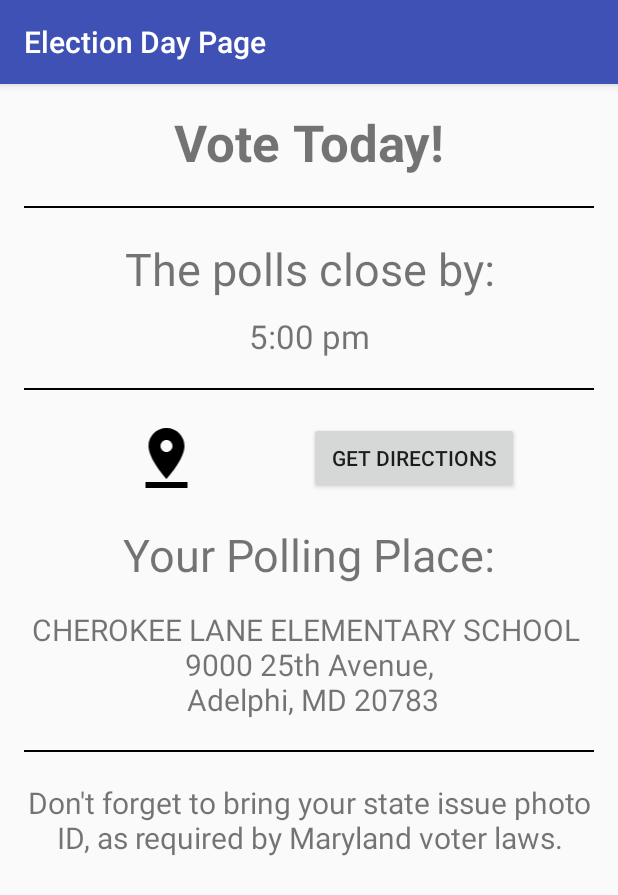
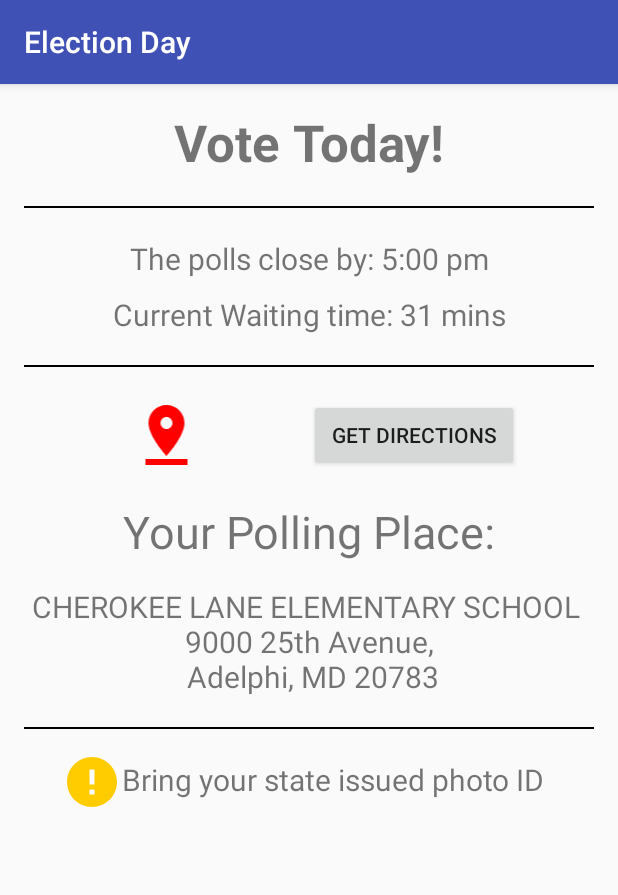
Before and after one commit to jayzhang929/CMSC434-mobileapp, an Android app: the ElectionDayPage screen opened directly, with no data from a screen before it, on a phone screen of 412 x 824 dp. Shown: the top 895 px of the screen. Run offline under Robolectric (Android 15) with nearby library versions, the phone set to English and light mode, and no system bars.

Commit message:
style: comments and clean up

```diff
--- a/app/src/main/AndroidManifest.xml
+++ b/app/src/main/AndroidManifest.xml
@@ -43,7 +43,7 @@
         </activity>
         <activity
             android:name=".ElectionDayPage"
-            android:label="@string/title_activity_election_day"
+            android:label="ElectionDay"
             android:parentActivityName=".MainActivity"
             android:theme="@style/AppTheme.NoActionBar">
             <meta-data
--- a/app/src/main/java/edu/umd/cs/tabby/ElectionDayPage.java
+++ b/app/src/main/java/edu/umd/cs/tabby/ElectionDayPage.java
@@ -17,6 +17,8 @@ public class ElectionDayPage extends AppCompatActivity {
 
         Toolbar toolbar = (Toolbar) findViewById(R.id.toolbar);
         setSupportActionBar(toolbar);
-        getSupportActionBar().setTitle("Election Day Page");
+
+        // set the action bar title
+        getSupportActionBar().setTitle("Election Day");
     }
 }
--- a/app/src/main/java/edu/umd/cs/tabby/MainActivity.java
+++ b/app/src/main/java/edu/umd/cs/tabby/MainActivity.java
@@ -48,14 +48,12 @@ public class MainActivity extends AppCompatActivity {
         TabLayout tabLayout = (TabLayout) findViewById(R.id.sliding_tabs);
         tabLayout.setupWithViewPager(mViewPager);
 
+        // Setting icons for each of the tab on the bottom
         tabLayout.getTabAt(0).setIcon(R.drawable.ic_account_box_24dp);
         tabLayout.getTabAt(1).setIcon(R.drawable.ic_bookmark_outline_24dp);
         tabLayout.getTabAt(2).setIcon(R.drawable.ic_map_24dp);
         tabLayout.getTabAt(3).setIcon(R.drawable.ic_schedule_24dp);
         tabLayout.getTabAt(4).setIcon(R.drawable.ic_border_color_24dp);
-        //Setting tabs from adapter
-        //tabLayout.setTabsFromPagerAdapter(mTabsPagerAdapter);
-
 
     }
 
@@ -75,7 +73,6 @@ public class MainActivity extends AppCompatActivity {
         int id = item.getItemId();
 
         if (id == R.id.action_notifications) {
-            // Intent notification = new Intent(getApplicationContext(), ToDoManagerActivity.class);
             Intent notification = new Intent(this, NotificationSetting.class);
             startActivity(notification);
             return true;
--- a/app/src/main/java/edu/umd/cs/tabby/NotificationHistoryArrayAdapter.java
+++ b/app/src/main/java/edu/umd/cs/tabby/NotificationHistoryArrayAdapter.java
@@ -37,6 +37,7 @@ public class NotificationHistoryArrayAdapter extends ArrayAdapter<String> {
         TextView date = (TextView) rootView.findViewById(R.id.notificationHistoryDate);
         TextView category = (TextView) rootView.findViewById(R.id.category);
 
+        // set text and color
         title.setText(mValues.get(position));
         date.setText(mDates.get(position));
         category.setText(mCategories.get(position));
@@ -45,6 +46,7 @@ public class NotificationHistoryArrayAdapter extends ArrayAdapter<String> {
         return rootView;
     }
 
+    // this method set the color of category text
     private void setCategoryColor(TextView category) {
         int color;
         switch ((String) category.getText()) {
--- a/app/src/main/java/edu/umd/cs/tabby/SimpleTabPagerAdapter.java
+++ b/app/src/main/java/edu/umd/cs/tabby/SimpleTabPagerAdapter.java
@@ -1,11 +1,10 @@
 package edu.umd.cs.tabby;
 
-import android.graphics.drawable.Drawable;
 import android.support.v4.app.Fragment;
 import android.support.v4.app.FragmentManager;
 import android.support.v4.app.FragmentPagerAdapter;
 
-
+// FragmentPagerAdapter for ViewPager
 public class SimpleTabPagerAdapter extends FragmentPagerAdapter {
 
     final int PAGE_COUNT = 5;
@@ -19,7 +18,7 @@ public class SimpleTabPagerAdapter extends FragmentPagerAdapter {
 
     @Override
     public Fragment getItem(int position) {
-
+        // get a new instance for each view of the fragment
         return SimpleTabFragment.newInstance(position + 1);
     }
 
--- /dev/null
+++ b/app/src/main/res/drawable/ic_error_24dp.xml
@@ -0,0 +1,9 @@
+<vector xmlns:android="http://schemas.android.com/apk/res/android"
+        android:width="24dp"
+        android:height="24dp"
+        android:viewportWidth="24.0"
+        android:viewportHeight="24.0">
+    <path
+        android:fillColor="@color/yellow"
+        android:pathData="M12,2C6.48,2 2,6.48 2,12s4.48,10 10,10 10,-4.48 10,-10S17.52,2 12,2zm1,15h-2v-2h2v2zm0,-4h-2V7h2v6z"/>
+</vector>
--- a/app/src/main/res/drawable/ic_pin_drop_24dp.xml
+++ b/app/src/main/res/drawable/ic_pin_drop_24dp.xml
@@ -4,6 +4,6 @@
         android:viewportWidth="24.0"
         android:viewportHeight="24.0">
     <path
-        android:fillColor="#FF000000"
+        android:fillColor="@color/red"
         android:pathData="M18,8c0,-3.31 -2.69,-6 -6,-6S6,4.69 6,8c0,4.5 6,11 6,11s6,-6.5 6,-11zm-8,0c0,-1.1 0.9,-2 2,-2s2,0.9 2,2 -0.89,2 -2,2c-1.1,0 -2,-0.9 -2,-2zM5,20v2h14v-2H5z"/>
 </vector>
--- a/app/src/main/res/layout/content_election_day.xml
+++ b/app/src/main/res/layout/content_election_day.xml
@@ -37,17 +37,17 @@
     <TextView
         android:layout_width="match_parent"
         android:layout_height="wrap_content"
-        android:text="The polls close by:"
+        android:text="The polls close by: 5:00 pm"
         android:layout_marginTop="20dp"
-        android:textSize="30dp"
+        android:textSize="20dp"
         android:gravity="center"/>
     <TextView
         android:layout_width="match_parent"
         android:layout_height="wrap_content"
         android:gravity="center"
         android:layout_marginTop="10dp"
-        android:textSize="22dp"
-        android:text="5:00 pm"/>
+        android:textSize="20dp"
+        android:text="Current Waiting time: 31 mins"/>
 
     <View
         android:layout_width="match_parent"
@@ -99,13 +99,26 @@
             android:layout_marginTop="20dp"
             android:background="@color/check_color"/>
 
-        <TextView
+        <LinearLayout
             android:layout_width="match_parent"
             android:layout_height="wrap_content"
-            android:text="Don't forget to bring your state issue photo ID, as required by Maryland voter laws."
-            android:layout_marginTop="20dp"
-            android:textSize="20dp"
-            android:gravity="center"/>
+            android:orientation="horizontal"
+            android:layout_gravity="center">
+
+            <ImageView
+                android:layout_width="40dp"
+                android:layout_height="40dp"
+                android:layout_marginTop="15dp"
+                android:layout_marginLeft="25dp"
+                android:src="@drawable/ic_error_24dp"/>
+
+            <TextView
+                android:layout_width="match_parent"
+                android:layout_height="wrap_content"
+                android:text="Bring your state issued photo ID"
+                android:layout_marginTop="20dp"
+                android:textSize="20dp"/>
+        </LinearLayout>
 
 
     </LinearLayout>
--- a/app/src/main/res/layout/where.xml
+++ b/app/src/main/res/layout/where.xml
@@ -34,6 +34,8 @@
             android:layout_weight=".5"
             android:layout_marginRight="50dp"
             android:text="Get Directions"
+            android:textColor="@color/white"
+            android:background="@color/colorPrimary"
             android:id="@+id/button"/>
     </LinearLayout>
 
--- a/app/src/main/res/values/colors.xml
+++ b/app/src/main/res/values/colors.xml
@@ -10,4 +10,5 @@
     <color name="blue">#0066ff</color>
     <color name="dark_blue">#0033cc</color>
     <color name="gray">#666666</color>
+    <color name="white">#ffffff</color>
 </resources>
```
Also changed, not shown: app/src/main/java/edu/umd/cs/tabby/ExpandableListAdapter.java (+6 -3 lines), app/src/main/java/edu/umd/cs/tabby/NotificationHistory.java (+9 -7 lines), app/src/main/java/edu/umd/cs/tabby/NotificationSetting.java (+23 -11 lines), app/src/main/java/edu/umd/cs/tabby/SimpleTabFragment.java (+28 -4 lines).
